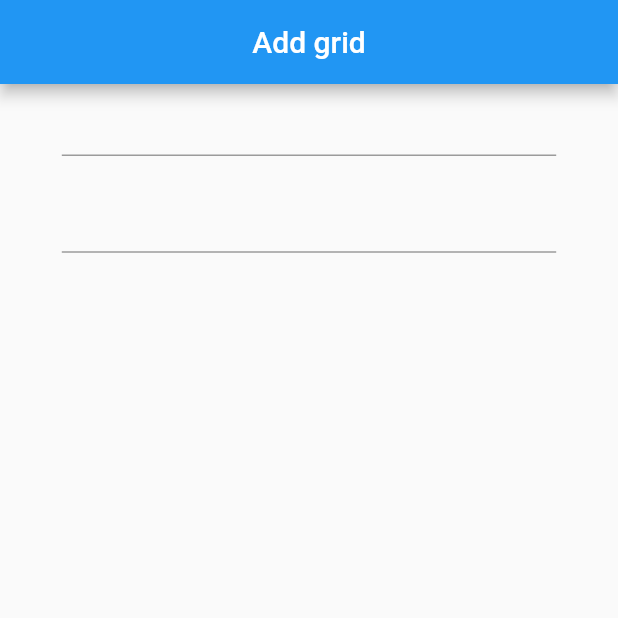
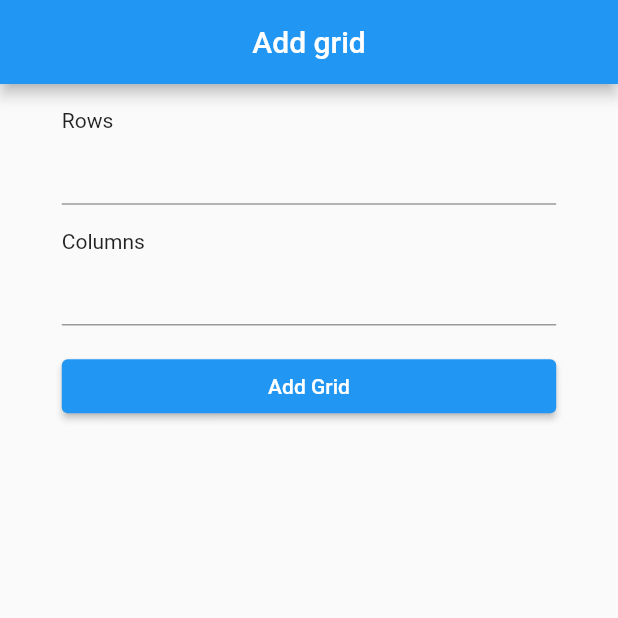
Before and after one commit to narmuni123/grid_game, a Flutter app: the screen it shows after launch, on a phone screen of 412 x 824 dp, the top half of it. Run offline on Flutter 3.47's test engine with Material 2 defaults, Android fonts, the phone set to English and light mode, and no system bars.

Commit message:
Added text formfields in the add grid screen

```diff
--- a/lib/constant/text_constant.dart
+++ b/lib/constant/text_constant.dart
@@ -8,4 +8,9 @@ class TextConstants {
   static const String SPLASH_ROUTE = "/splashScreen";
   static const String ADD_GRID_ROUTE = "/addGrid";
 
+
+  // Add Grid Screen
+  static const String ROW_EMPTY_VAL = "Add Rows";
+  static const String COLUMN_EMPTY_VAL = "Add Column";
+
 }
--- a/lib/screens/home_screen/add_grid_screen.dart
+++ b/lib/screens/home_screen/add_grid_screen.dart
@@ -1,4 +1,6 @@
 import 'package:flutter/material.dart';
+import 'package:flutter/services.dart';
+import 'package:grid_game/constant/methods.dart';
 import 'package:grid_game/constant/size_constant.dart';
 
 class AddGridScreen extends StatefulWidget {
@@ -9,6 +11,18 @@ class AddGridScreen extends StatefulWidget {
 }
 
 class _AddGridScreenState extends State<AddGridScreen> {
+  TextEditingController rowController = TextEditingController();
+  TextEditingController columnController = TextEditingController();
+
+  final GlobalKey<FormState> _formKey = GlobalKey<FormState>();
+
+  @override
+  void dispose() {
+    rowController.dispose();
+    columnController.dispose();
+    super.dispose();
+  }
+
   @override
   Widget build(BuildContext context) {
     return Scaffold(
@@ -22,12 +36,52 @@ class _AddGridScreenState extends State<AddGridScreen> {
       body: SafeArea(
         child: Padding(
           padding: EdgeInsets.symmetric(horizontal: width(context) * 0.1),
-          child: Column(
-            children: [
-              TextFormField(),
-              heightBox(height(context) * 0.02),
-              TextFormField(),
-            ],
+          child: Form(
+            key: _formKey,
+            child: Column(
+              crossAxisAlignment: CrossAxisAlignment.start,
+              children: [
+                heightBox(height(context) * 0.02),
+                const Text(
+                  "Rows",
+                ),
+                TextFormField(
+                  controller: rowController,
+                  validator: rowValidator(),
+                  keyboardType: TextInputType.number,
+                  inputFormatters: <TextInputFormatter>[
+                    FilteringTextInputFormatter.digitsOnly
+                  ],
+                  onEditingComplete: () => FocusScope.of(context).nextFocus(),
+                ),
+                heightBox(height(context) * 0.02),
+                const Text(
+                  "Columns",
+                ),
+                TextFormField(
+                  controller: columnController,
+                  validator: columnValidator(),
+                  inputFormatters: <TextInputFormatter>[
+                    FilteringTextInputFormatter.digitsOnly
+                  ],
+                  keyboardType: TextInputType.number,
+                  onFieldSubmitted: (_) => FocusScope.of(context).unfocus(),
+                ),
+                heightBox(height(context) * 0.02),
+                ElevatedButton(
+                  onPressed: () {
+                    if (_formKey.currentState!.validate()) {
+                      _formKey.currentState!.save();
+                    }
+                  },
+                  child: const Center(
+                    child: Text(
+                      "Add Grid",
+                    ),
+                  ),
+                ),
+              ],
+            ),
           ),
         ),
       ),
```
Also changed, not shown: lib/constant/methods.dart (added, +22 -0 lines).
